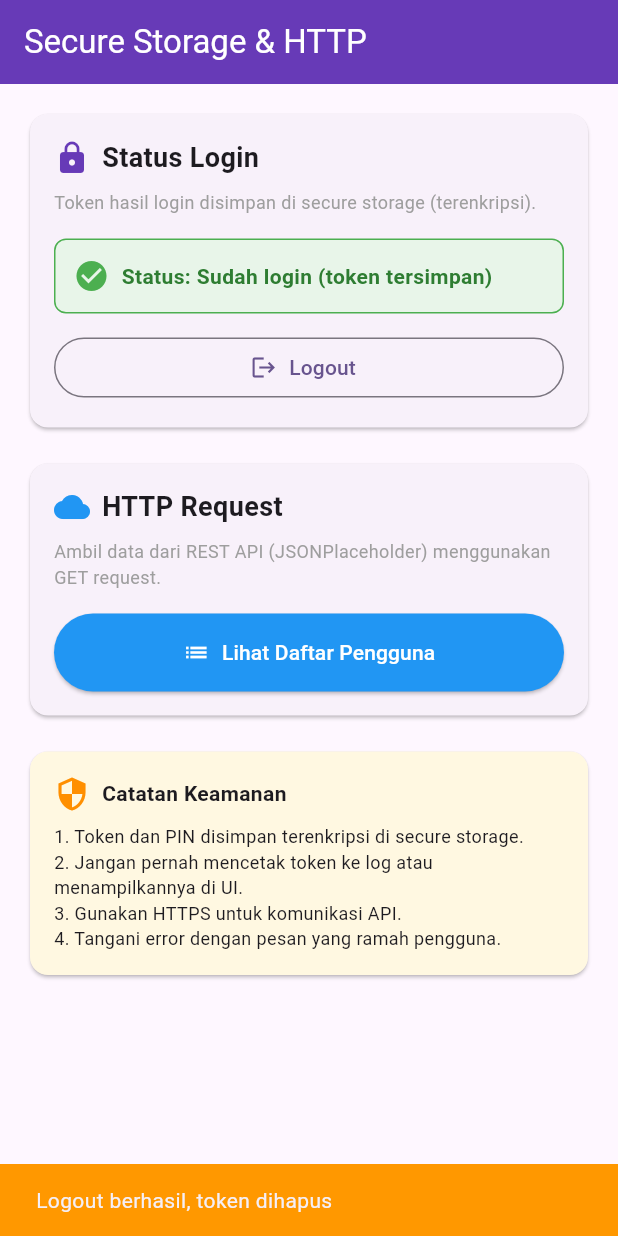
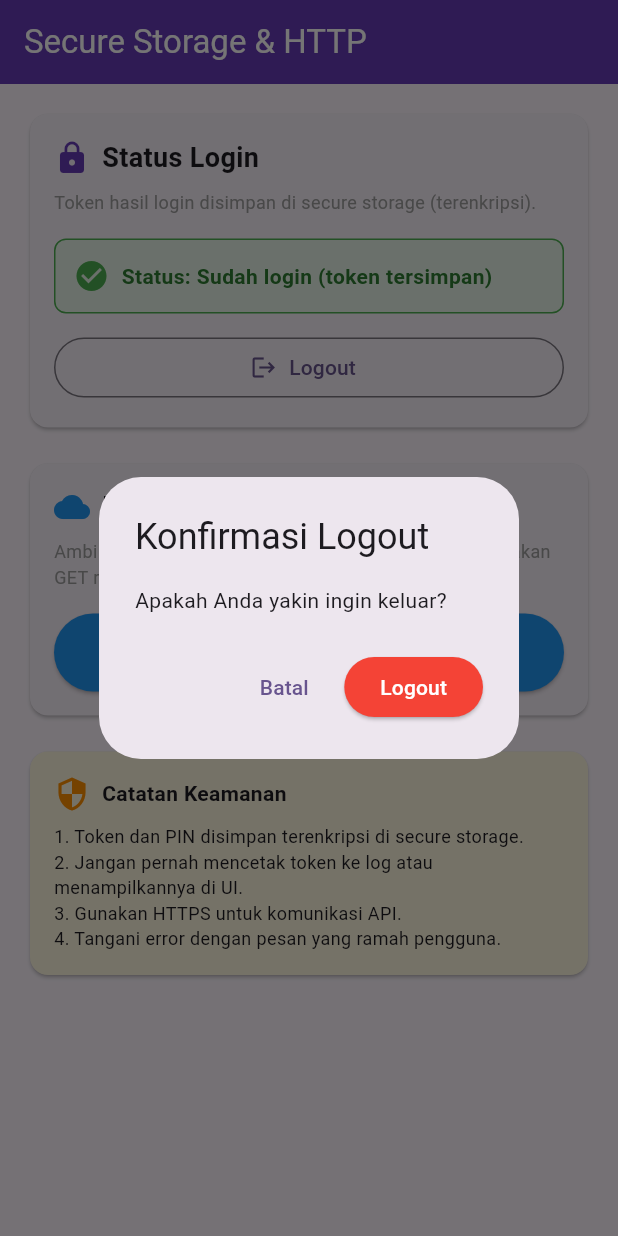
Before and after one commit to xzknana/26.21.1818_Pemograman-Mobile, a Flutter app: the HomeScreen screen opened directly, after a tap on "Logout", on a phone screen of 412 x 824 dp. Run offline on Flutter 3.47's test engine with Material 3 defaults, Android fonts, the phone set to English and light mode, and no system bars; our stand-ins replace flutter_secure_storage; accounts and stored records are empty.

Commit message:
Latihan 2: Menambahkan Fitur Logout

```diff
--- a/secure_http/lib/screens/home_screen.dart
+++ b/secure_http/lib/screens/home_screen.dart
@@ -41,16 +41,40 @@ class _HomeScreenState extends State<HomeScreen> {
   }
 
   Future<void> _logout() async {
+    // b) Konfirmasi sebelum logout
+    final confirmed = await showDialog<bool>(
+      context: context,
+      builder: (dialogContext) => AlertDialog(
+        title: const Text('Konfirmasi Logout'),
+        content: const Text('Apakah Anda yakin ingin keluar?'),
+        actions: [
+          TextButton(
+            onPressed: () => Navigator.pop(dialogContext, false),
+            child: const Text('Batal'),
+          ),
+          ElevatedButton(
+            onPressed: () => Navigator.pop(dialogContext, true),
+            style: ElevatedButton.styleFrom(
+              backgroundColor: Colors.red,
+              foregroundColor: Colors.white,
+            ),
+            child: const Text('Logout'),
+          ),
+        ],
+      ),
+    );
+    if (confirmed != true) return;
+
+    // a) Hapus token dari secure storage
     await _storageService.deleteToken();
-    await _checkLoginStatus();
-    if (mounted) {
-      ScaffoldMessenger.of(context).showSnackBar(
-        const SnackBar(
-          content: Text('Logout berhasil, token dihapus'),
-          backgroundColor: Colors.orange,
-        ),
-      );
-    }
+    if (!mounted) return;
+
+    // c) Kembali ke halaman login (hapus seluruh riwayat navigasi)
+    Navigator.pushAndRemoveUntil(
+      context,
+      MaterialPageRoute(builder: (context) => const LoginScreen()),
+      (route) => false,
+    );
   }
 
   @override
--- a/secure_http/lib/screens/login_screen.dart
+++ b/secure_http/lib/screens/login_screen.dart
@@ -2,6 +2,7 @@ import 'package:flutter/material.dart';
 
 import '../services/api_service.dart';
 import '../services/secure_storage_service.dart';
+import 'home_screen.dart';
 
 class LoginScreen extends StatefulWidget {
   const LoginScreen({super.key});
@@ -48,8 +49,13 @@ class _LoginScreenState extends State<LoginScreen> {
 
       if (!mounted) return;
       _showMessage('Login berhasil', Colors.green);
-      // Kembali ke HomeScreen dengan hasil sukses
-      Navigator.pop(context, true);
+      // Ke HomeScreen dan hapus riwayat navigasi (agar tombol back
+      // tidak kembali ke halaman login)
+      Navigator.pushAndRemoveUntil(
+        context,
+        MaterialPageRoute(builder: (context) => const HomeScreen()),
+        (route) => false,
+      );
     } catch (e) {
       if (!mounted) return;
       _showMessage(e.toString().replaceFirst('Exception: ', ''), Colors.red);
```
